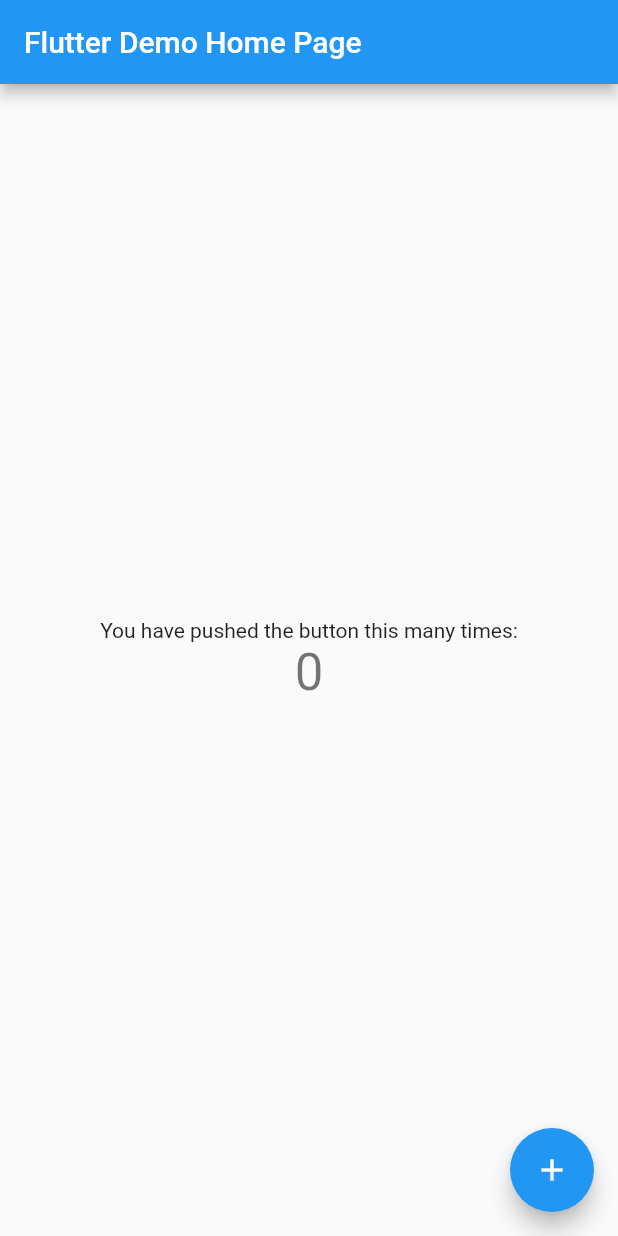
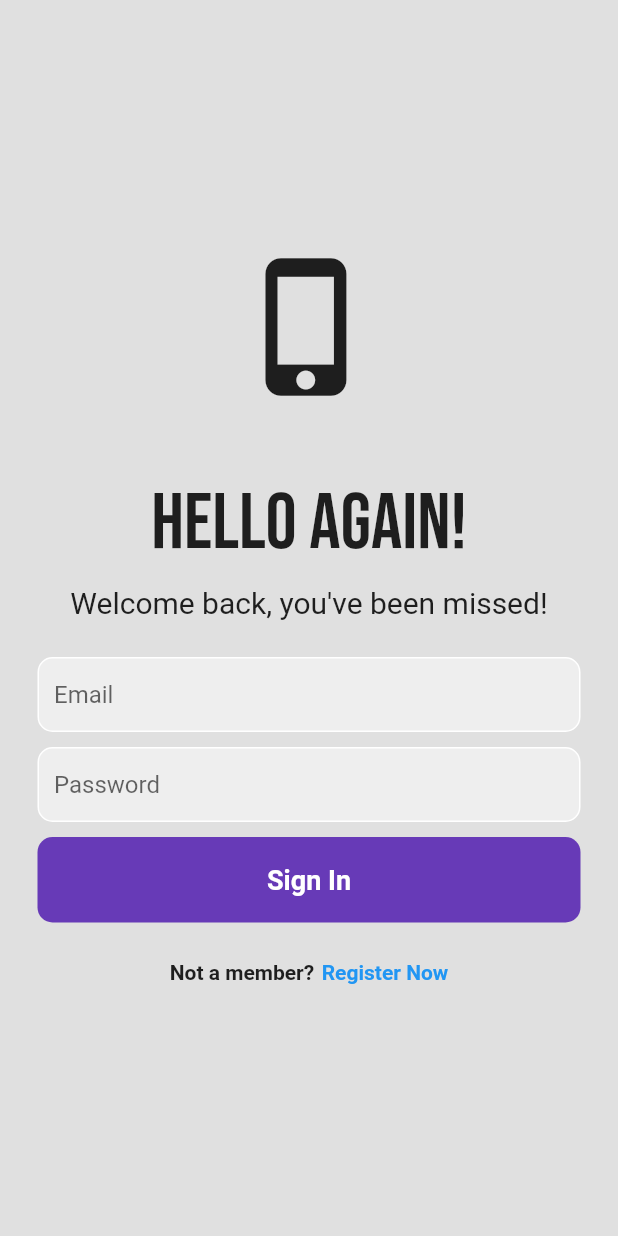
Before and after one commit to wasii/firebase-flutter, a Flutter app: the screen it shows after launch, on a phone screen of 412 x 824 dp. Run offline on Flutter 3.47's test engine with Material 2 defaults, Android fonts, the phone set to English and light mode, and no system bars; our stand-ins replace firebase_core, google_fonts; accounts and stored records are empty.

Commit message:
login screen initialised..

```diff
--- a/lib/main.dart
+++ b/lib/main.dart
@@ -1,3 +1,4 @@
+import 'package:firebase_integration/pages/login_page.dart';
 import 'package:flutter/material.dart';
 import 'package:firebase_core/firebase_core.dart';
 
@@ -10,109 +11,11 @@ void main() async {
 class MyApp extends StatelessWidget {
   const MyApp({super.key});
 
-  // This widget is the root of your application.
   @override
   Widget build(BuildContext context) {
     return MaterialApp(
-      title: 'Flutter Demo',
-      theme: ThemeData(
-        // This is the theme of your application.
-        //
-        // Try running your application with "flutter run". You'll see the
-        // application has a blue toolbar. Then, without quitting the app, try
-        // changing the primarySwatch below to Colors.green and then invoke
-        // "hot reload" (press "r" in the console where you ran "flutter run",
-        // or simply save your changes to "hot reload" in a Flutter IDE).
-        // Notice that the counter didn't reset back to zero; the application
-        // is not restarted.
-        primarySwatch: Colors.blue,
-      ),
-      home: const MyHomePage(title: 'Flutter Demo Home Page'),
+      debugShowCheckedModeBanner: false,
+      home: LoginPage(),
     );
   }
 }
-
-class MyHomePage extends StatefulWidget {
-  const MyHomePage({super.key, required this.title});
-
-  // This widget is the home page of your application. It is stateful, meaning
-  // that it has a State object (defined below) that contains fields that affect
-  // how it looks.
-
-  // This class is the configuration for the state. It holds the values (in this
-  // case the title) provided by the parent (in this case the App widget) and
-  // used by the build method of the State. Fields in a Widget subclass are
-  // always marked "final".
-
-  final String title;
-
-  @override
-  State<MyHomePage> createState() => _MyHomePageState();
-}
-
-class _MyHomePageState extends State<MyHomePage> {
-  int _counter = 0;
-
-  void _incrementCounter() {
-    setState(() {
-      // This call to setState tells the Flutter framework that something has
-      // changed in this State, which causes it to rerun the build method below
-      // so that the display can reflect the updated values. If we changed
-      // _counter without calling setState(), then the build method would not be
-      // called again, and so nothing would appear to happen.
-      _counter++;
-    });
-  }
-
-  @override
-  Widget build(BuildContext context) {
-    // This method is rerun every time setState is called, for instance as done
-    // by the _incrementCounter method above.
-    //
-    // The Flutter framework has been optimized to make rerunning build methods
-    // fast, so that you can just rebuild anything that needs updating rather
-    // than having to individually change instances of widgets.
-    return Scaffold(
-      appBar: AppBar(
-        // Here we take the value from the MyHomePage object that was created by
-        // the App.build method, and use it to set our appbar title.
-        title: Text(widget.title),
-      ),
-      body: Center(
-        // Center is a layout widget. It takes a single child and positions it
-        // in the middle of the parent.
-        child: Column(
-          // Column is also a layout widget. It takes a list of children and
-          // arranges them vertically. By default, it sizes itself to fit its
-          // children horizontally, and tries to be as tall as its parent.
-          //
-          // Invoke "debug painting" (press "p" in the console, choose the
-          // "Toggle Debug Paint" action from the Flutter Inspector in Android
-          // Studio, or the "Toggle Debug Paint" command in Visual Studio Code)
-          // to see the wireframe for each widget.
-          //
-          // Column has various properties to control how it sizes itself and
-          // how it positions its children. Here we use mainAxisAlignment to
-          // center the children vertically; the main axis here is the vertical
-          // axis because Columns are vertical (the cross axis would be
-          // horizontal).
-          mainAxisAlignment: MainAxisAlignment.center,
-          children: <Widget>[
-            const Text(
-              'You have pushed the button this many times:',
-            ),
-            Text(
-              '$_counter',
-              style: Theme.of(context).textTheme.headline4,
-            ),
-          ],
-        ),
-      ),
-      floatingActionButton: FloatingActionButton(
-        onPressed: _incrementCounter,
-        tooltip: 'Increment',
-        child: const Icon(Icons.add),
-      ), // This trailing comma makes auto-formatting nicer for build methods.
-    );
-  }
-}
--- /dev/null
+++ b/lib/pages/login_page.dart
@@ -0,0 +1,146 @@
+// ignore_for_file: prefer_const_constructors, prefer_const_literals_to_create_immutables
+
+import 'package:flutter/material.dart';
+import 'package:google_fonts/google_fonts.dart';
+
+class LoginPage extends StatefulWidget {
+  const LoginPage({super.key});
+
+  @override
+  State<LoginPage> createState() => _LoginPageState();
+}
+
+class _LoginPageState extends State<LoginPage> {
+  @override
+  Widget build(BuildContext context) {
+    return Scaffold(
+      backgroundColor: Colors.grey[300],
+      body: SafeArea(
+        child: Center(
+          child: Column(
+            mainAxisAlignment: MainAxisAlignment.center,
+            children: [
+              //Random Icon
+              Icon(
+                Icons.phone_iphone,
+                size: 100,
+              ),
+              SizedBox(
+                height: 50,
+              ),
+              //Hello Text
+              Text(
+                'Hello Again!',
+                style: GoogleFonts.bebasNeue(
+                  fontSize: 52,
+                ),
+              ),
+              SizedBox(height: 10),
+              Text(
+                'Welcome back, you\'ve been missed!',
+                style: TextStyle(
+                  fontSize: 20,
+                ),
+              ),
+              SizedBox(height: 25),
+              //Email TextField
+              Padding(
+                padding: const EdgeInsets.symmetric(horizontal: 25.0),
+                child: Container(
+                  decoration: BoxDecoration(
+                    color: Colors.grey[200],
+                    border: Border.all(color: Colors.white),
+                    borderRadius: BorderRadius.circular(10),
+                  ),
+                  child: Padding(
+                    padding: const EdgeInsets.only(left: 10.0),
+                    child: TextField(
+                      decoration: InputDecoration(
+                        border: InputBorder.none,
+                        hintText: 'Email',
+                      ),
+                    ),
+                  ),
+                ),
+              ),
+              SizedBox(
+                height: 10,
+              ),
+              //Password Textfield
+              Padding(
+                padding: const EdgeInsets.symmetric(horizontal: 25.0),
+                child: Container(
+                  decoration: BoxDecoration(
+                    color: Colors.grey[200],
+                    border: Border.all(color: Colors.white),
+                    borderRadius: BorderRadius.circular(10),
+                  ),
+                  child: Padding(
+                    padding: const EdgeInsets.only(left: 10.0),
+                    child: TextField(
+                      obscureText: true,
+                      decoration: InputDecoration(
+                        border: InputBorder.none,
+                        hintText: 'Password',
+                      ),
+                    ),
+                  ),
+                ),
+              ),
+              SizedBox(
+                height: 10,
+              ),
+              //SignIn Button
+              Padding(
+                padding: const EdgeInsets.symmetric(horizontal: 25.0),
+                child: Container(
+                  padding: EdgeInsets.all(18),
+                  decoration: BoxDecoration(
+                    color: Colors.deepPurple,
+                    borderRadius: BorderRadius.circular(10),
+                  ),
+                  child: Center(
+                    child: Text(
+                      'Sign In',
+                      style: TextStyle(
+                        color: Colors.white,
+                        fontSize: 18,
+                        fontWeight: FontWeight.bold,
+                      ),
+                    ),
+                  ),
+                ),
+              ),
+              SizedBox(
+                height: 25,
+              ),
+
+              //New User
+              Row(
+                mainAxisAlignment: MainAxisAlignment.center,
+                children: [
+                  Text(
+                    'Not a member?',
+                    style: TextStyle(
+                      fontWeight: FontWeight.bold,
+                    ),
+                  ),
+                  SizedBox(
+                    width: 5,
+                  ),
+                  Text(
+                    'Register Now',
+                    style: TextStyle(
+                      color: Colors.blue,
+                      fontWeight: FontWeight.bold,
+                    ),
+                  ),
+                ],
+              ),
+            ],
+          ),
+        ),
+      ),
+    );
+  }
+}
--- a/pubspec.yaml
+++ b/pubspec.yaml
@@ -37,6 +37,7 @@ dependencies:
   # Use with the CupertinoIcons class for iOS style icons.
   cupertino_icons: ^1.0.2
   firebase_auth: ^4.1.1
+  google_fonts:
 
 dev_dependencies:
   flutter_test:
```
Also changed, not shown: pubspec.lock, 2 other files.
